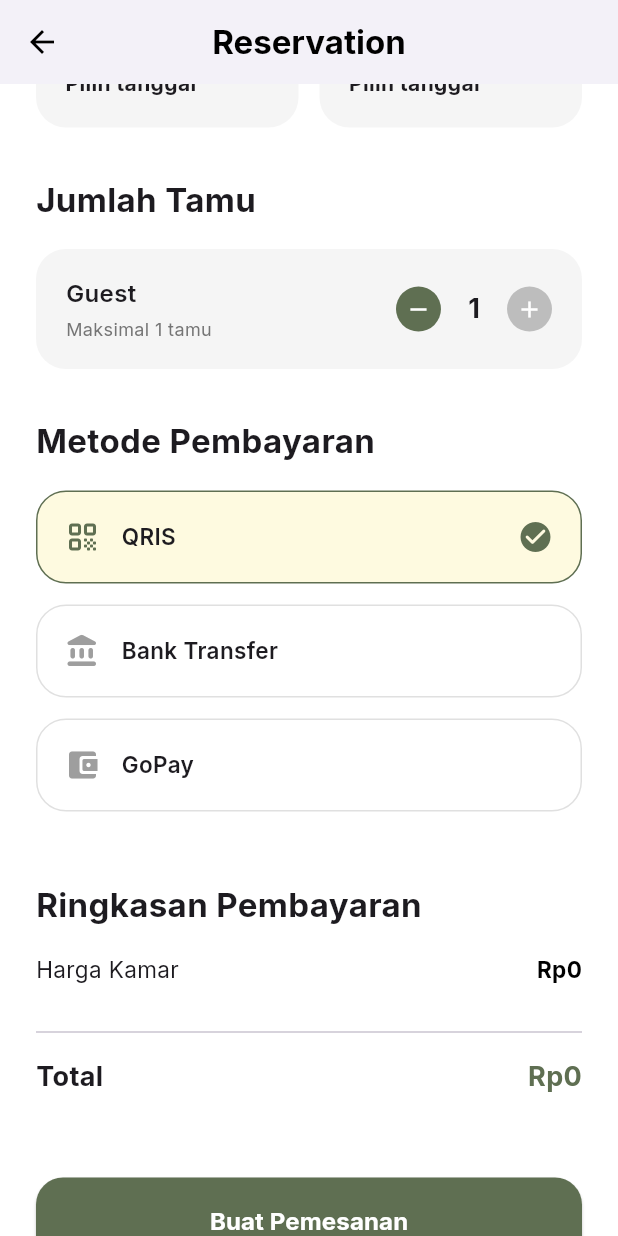
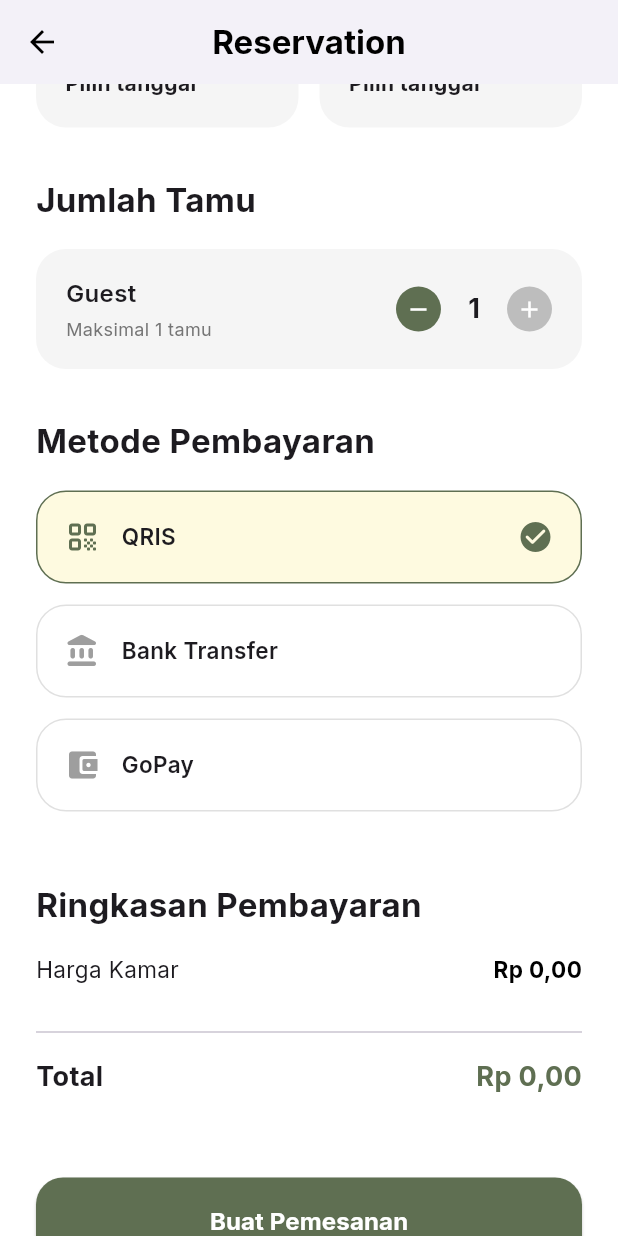
Before and after one commit to adamleonn/mobile_restify, a Flutter app: the ReservationPage screen opened directly with empty values, scrolled down 576 dp, on a phone screen of 412 x 824 dp. Run offline on Flutter 3.47's test engine with Material 3 defaults, Android fonts, the light colour scheme and no system bars; our stand-ins replace another_flushbar, carousel_slider, dropdown_button2, geolocator, google_fonts, google_generative_ai and 5 more; accounts and stored records are empty; network calls fail.

Commit message:
style: format all rupiah prices to Rp 650.000,00 format consistently across mobile screens and chatbot

```diff
--- /dev/null
+++ b/restify_mobile/lib/currency_utils.dart
@@ -0,0 +1,26 @@
+import 'package:intl/intl.dart';
+
+String formatRupiah(dynamic price) {
+  if (price == null) return "Rp 0,00";
+  String str = price.toString().trim();
+  if (str.isEmpty) return "Rp 0,00";
+
+  // Handle standard Indonesian formatting if it's already formatted
+  if (str.contains(',') && str.contains('.')) {
+    // e.g. "Rp 650.000,00" or "650.000,00"
+    str = str.replaceAll('.', '').replaceAll(',', '.');
+  } else if (str.contains(',')) {
+    // e.g. "650000,00" or "Rp 650000,00"
+    str = str.replaceAll(',', '.');
+  }
+
+  // Clean string from any non-numeric except optional dot or minus
+  final cleanString = str.replaceAll(RegExp(r'[^0-9.-]'), '');
+  final value = double.tryParse(cleanString) ?? 0.0;
+
+  return NumberFormat.currency(
+    locale: 'id_ID',
+    symbol: 'Rp ',
+    decimalDigits: 2,
+  ).format(value);
+}
--- a/restify_mobile/lib/pdf_service.dart
+++ b/restify_mobile/lib/pdf_service.dart
@@ -3,6 +3,7 @@ import 'package:pdf/widgets.dart' as pw;
 import 'package:printing/printing.dart';
 import 'package:intl/intl.dart';
 import 'package:intl/date_symbol_data_local.dart';
+import 'currency_utils.dart';
 
 class PdfService {
   // ─── Color Palette ───────────────────────────────────────────────
@@ -19,8 +20,7 @@ class PdfService {
 
   // ─── Format helpers ──────────────────────────────────────────────
   static String _formatRupiah(int value) {
-    final formatter = NumberFormat.decimalPattern('id_ID');
-    return 'Rp ${formatter.format(value)}';
+    return formatRupiah(value);
   }
 
   static String _formatDate(DateTime dt) {
--- a/restify_mobile/lib/reservation_page.dart
+++ b/restify_mobile/lib/reservation_page.dart
@@ -6,6 +6,7 @@ import 'package:http/http.dart' as http;
 import 'package:shared_preferences/shared_preferences.dart';
 import 'config.dart';
 import 'image_utils.dart';
+import 'currency_utils.dart';
 
 const String _baseUrl = Config.baseUrl;
 
@@ -75,22 +76,7 @@ class _ReservationPageState extends State<ReservationPage> {
   }
 
   String formatCurrency(int value) {
-    final text = value.toString();
-
-    final buffer = StringBuffer();
-
-    int counter = 0;
-
-    for (int i = text.length - 1; i >= 0; i--) {
-      buffer.write(text[i]);
-      counter++;
-
-      if (counter % 3 == 0 && i != 0) {
-        buffer.write('.');
-      }
-    }
-
-    return "Rp${buffer.toString().split('').reversed.join()}";
+    return formatRupiah(value);
   }
 
   int get maxGuests {
@@ -332,7 +318,7 @@ class _ReservationPageState extends State<ReservationPage> {
   Widget build(BuildContext context) {
     final hotel = widget.hotel;
 
-    final String hotelPrice = hotel["price"] ?? "Rp0";
+    final String hotelPrice = formatRupiah(roomPrice);
 
     return Scaffold(
       backgroundColor: Colors.white,
```
Also changed, not shown: restify_mobile/lib/booking_page.dart (+2 -12 lines), restify_mobile/lib/chatbot_page.dart (+10 -8 lines), restify_mobile/lib/detail_booking_page.dart (+1 -6 lines), restify_mobile/lib/detail_hotel_page.dart (+2 -7 lines), restify_mobile/lib/favorite_page.dart (+2 -10 lines), restify_mobile/lib/home_page.dart (+2 -8 lines), restify_mobile/lib/list_hotel_page.dart (+2 -7 lines).
